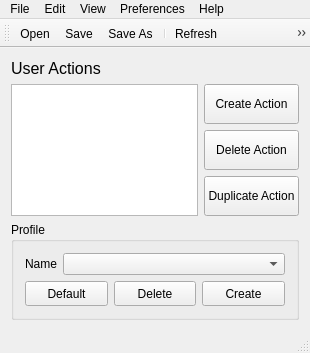
Above: src/QuickCut/MainWindow.ui from giladreich/QuickCut before the change. Below: the same form after it.
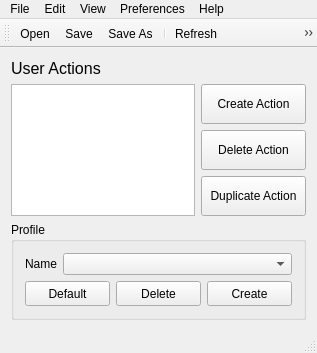
That is the form after the change. Icons and pictures are not drawn.

```diff
--- a/src/QuickCut/MainWindow.ui
+++ b/src/QuickCut/MainWindow.ui
@@ -6,7 +6,7 @@
    <rect>
     <x>0</x>
     <y>0</y>
-    <width>310</width>
+    <width>317</width>
     <height>346</height>
    </rect>
   </property>
@@ -43,7 +43,7 @@
        <widget class="QPushButton" name="btnActionCreate">
         <property name="minimumSize">
          <size>
-          <width>95</width>
+          <width>105</width>
           <height>40</height>
          </size>
         </property>
@@ -62,7 +62,7 @@
        <widget class="QPushButton" name="btnActionDelete">
         <property name="minimumSize">
          <size>
-          <width>95</width>
+          <width>105</width>
           <height>40</height>
          </size>
         </property>
@@ -81,7 +81,7 @@
        <widget class="QPushButton" name="btnActionDuplicate">
         <property name="minimumSize">
          <size>
-          <width>95</width>
+          <width>105</width>
           <height>40</height>
          </size>
         </property>
@@ -183,7 +183,7 @@
     <rect>
      <x>0</x>
      <y>0</y>
-     <width>310</width>
+     <width>317</width>
      <height>21</height>
     </rect>
    </property>
```
Left out of the diff: 9 changed lines with no effect on the pictures.
